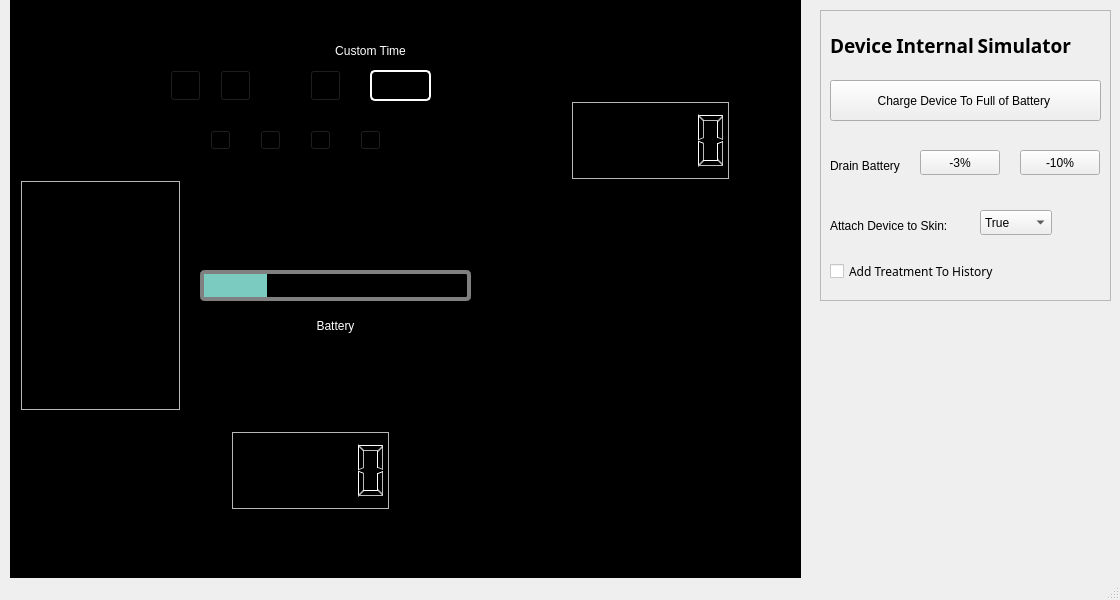
First picture: the form in MLGproject/mainwindow.ui, repository MinhThong14/Cranial-Electrical-Stimulation-Device-Simulator, before the edit.
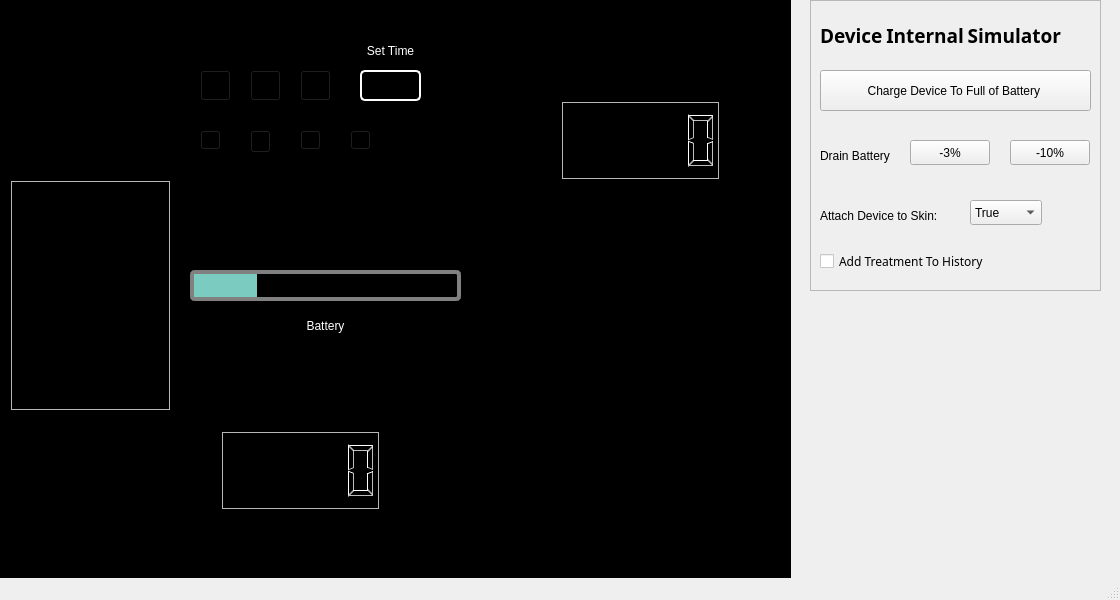
Second picture: the form after the edit. Icons and pictures are not drawn.

```diff
--- a/MLGproject/mainwindow.ui
+++ b/MLGproject/mainwindow.ui
@@ -17,7 +17,7 @@
    <widget class="QFrame" name="Background">
     <property name="geometry">
      <rect>
-      <x>10</x>
+      <x>0</x>
       <y>0</y>
       <width>791</width>
       <height>600</height>
@@ -83,8 +83,8 @@
     <widget class="QLabel" name="onLight">
      <property name="geometry">
       <rect>
-       <x>510</x>
-       <y>460</y>
+       <x>509</x>
+       <y>458</y>
        <width>35</width>
        <height>18</height>
       </rect>
@@ -504,7 +504,7 @@
        <x>250</x>
        <y>130</y>
        <width>21</width>
-       <height>20</height>
+       <height>23</height>
       </rect>
      </property>
      <property name="styleSheet">
@@ -549,7 +549,7 @@
     <widget class="QPushButton" name="time20Button">
      <property name="geometry">
       <rect>
-       <x>160</x>
+       <x>200</x>
        <y>70</y>
        <width>31</width>
        <height>31</height>
@@ -565,7 +565,7 @@
     <widget class="QPushButton" name="time45Button">
      <property name="geometry">
       <rect>
-       <x>210</x>
+       <x>250</x>
        <y>70</y>
        <width>31</width>
        <height>31</height>
@@ -581,7 +581,7 @@
     <widget class="QLabel" name="customTimeLabel">
      <property name="geometry">
       <rect>
-       <x>320</x>
+       <x>350</x>
        <y>40</y>
        <width>81</width>
        <height>21</height>
@@ -591,7 +591,7 @@
       <string notr="true">color: rgb(255, 255, 255);</string>
      </property>
      <property name="text">
-      <string>Custom Time</string>
+      <string>Set Time</string>
      </property>
      <property name="alignment">
       <set>Qt::AlignCenter</set>
@@ -763,8 +763,8 @@
    <widget class="QFrame" name="Background_2">
     <property name="geometry">
      <rect>
-      <x>820</x>
-      <y>10</y>
+      <x>810</x>
+      <y>0</y>
       <width>291</width>
       <height>291</height>
      </rect>
```
Left out of the diff: 127 changed lines with no effect on the pictures.
